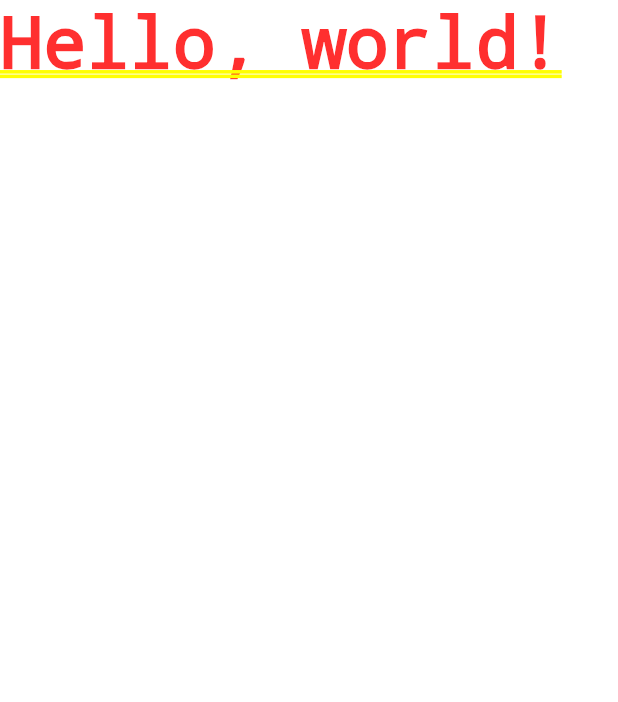
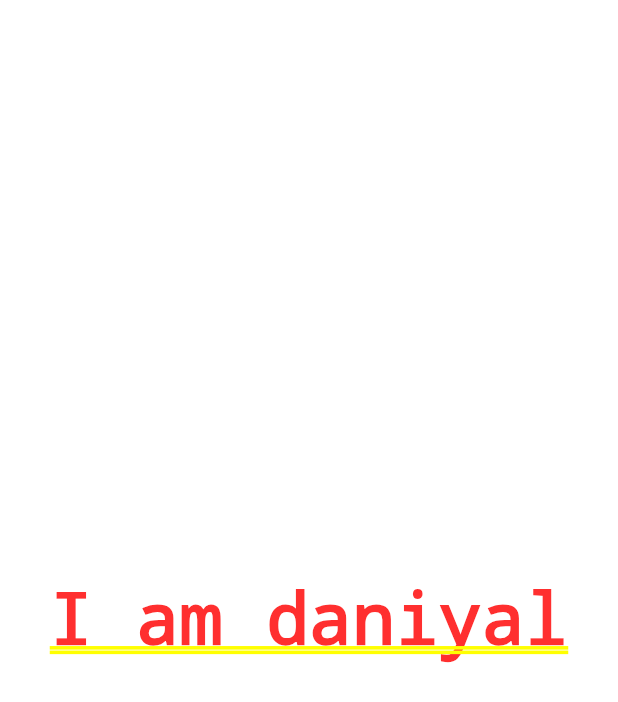
Before and after one commit to Daniyal-Murtaza/Flutter-dart, a Flutter app: the screen it shows after launch, on a phone screen of 412 x 824 dp. Shown: the top 702 px of the screen. Run offline on Flutter 3.47's test engine with Material 2 defaults, Android fonts, the phone set to English and light mode, and no system bars.

Commit message:
updated-main

```diff
--- a/i_am_rich/lib/main.dart
+++ b/i_am_rich/lib/main.dart
@@ -1,9 +1,12 @@
 import 'package:flutter/material.dart';
 
+// The main function is the starting point for all of our Flutter apps.
 void main() {
   runApp(
     const MaterialApp(
-      home: Text('Hello, world!'),
+      home: Center(
+        child: Text('I am daniyal'),
+      ),
     ),
   );
 }
```
